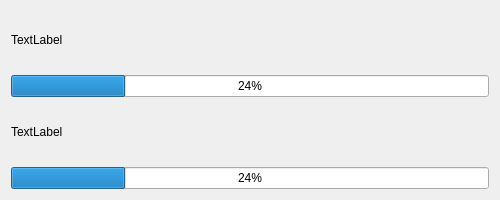
Before: the Qt Designer form Basket/src/Ihm/ProgressBar.ui in nantodevison/Basket, drawn with Qt 5.
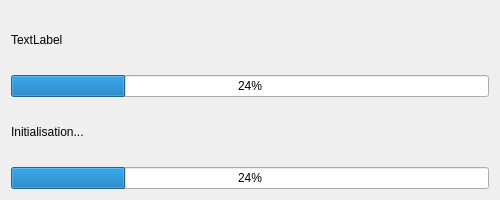
After: the same form once the commit is applied.

```diff
--- a/Basket/src/Ihm/ProgressBar.ui
+++ b/Basket/src/Ihm/ProgressBar.ui
@@ -16,6 +16,12 @@
     <height>200</height>
    </size>
   </property>
+  <property name="maximumSize">
+   <size>
+    <width>800</width>
+    <height>300</height>
+   </size>
+  </property>
   <property name="baseSize">
    <size>
     <width>500</width>
@@ -52,7 +58,7 @@
    <item>
     <widget class="QLabel" name="label_etape">
      <property name="text">
-      <string>TextLabel</string>
+      <string>Initialisation...</string>
      </property>
     </widget>
    </item>
```
